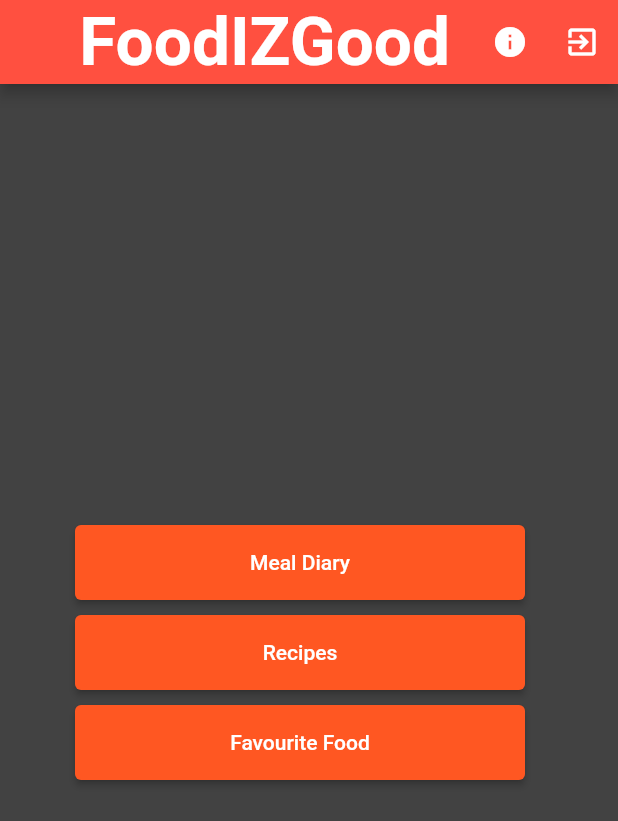
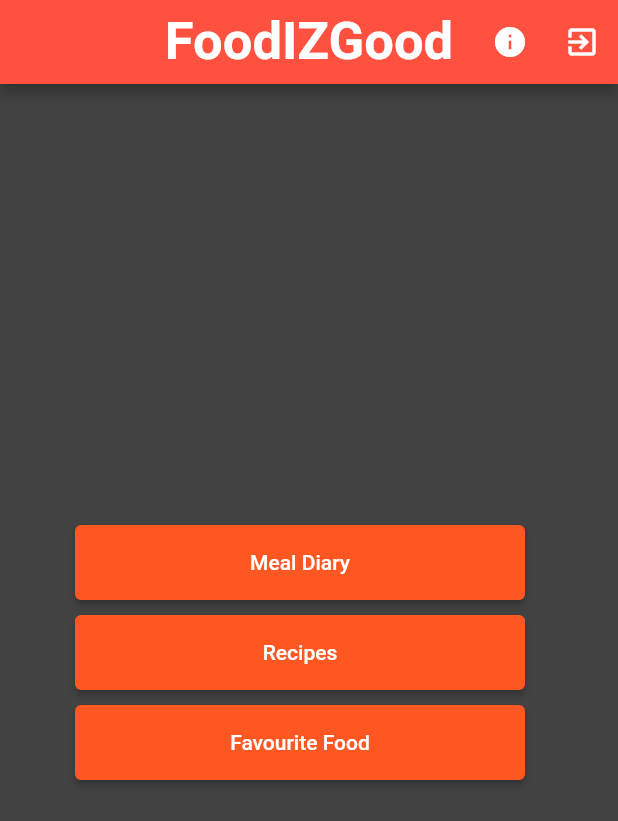
Before and after one commit to aNnAm2606/Mobiles_Task2, a Flutter app: the screen it shows once a user with an empty profile is signed in, on a phone screen of 412 x 824 dp. Shown: the top 821 px of the screen. Run offline on Flutter 3.47's test engine with Material 2 defaults, Android fonts, the phone set to English and light mode, and no system bars; our stand-ins replace cloud_firestore, firebase_auth, firebase_core, fluttertoast; accounts and stored records are empty.

Commit message:
FIXED issues

```diff
--- a/lib/main.dart
+++ b/lib/main.dart
@@ -6,7 +6,6 @@ import 'package:deliverabl1task_2/screens/loading.dart';
 import 'package:deliverabl1task_2/screens/main_screen.dart';
 import 'package:deliverabl1task_2/screens/favourite_food.dart';
 import 'package:deliverabl1task_2/screens/login_register.dart';
-import 'package:deliverabl1task_2/screens/loading.dart';
 import 'package:deliverabl1task_2/services/auth.dart';
 import 'package:deliverabl1task_2/services/users.dart';
 import 'package:flutter/material.dart';
@@ -41,12 +40,12 @@ class MyApp extends StatelessWidget {
         initialRoute: '/',
         routes: {
           '/': (context) => const LoadingPage(),
-          //const MainScreen(),
+          '/main': (context) => const MainScreen(),
           '/todo': (context) => const FavouriteFood(),
-          '/tryings': (context) => DishScreen(),
+          '/tryings': (context) => const DishScreen(),
           '/about': (context) => const About(),
           '/day': (context) => DayScreen(),
-          '/login': (context) => AuthorizationPage(),
+          '/login': (context) => const AuthorizationPage(),
         },
       ),
     );
--- a/lib/screens/dish_screen.dart
+++ b/lib/screens/dish_screen.dart
@@ -1,7 +1,3 @@
-// ignore_for_file: prefer_const_constructors_in_immutables
-
-import 'dart:html';
-
 import 'package:flutter/material.dart';
 
 import '../model/food.dart';
--- a/lib/screens/main_screen.dart
+++ b/lib/screens/main_screen.dart
@@ -12,10 +12,10 @@ class MainScreen extends StatelessWidget {
         title: const Text(
           'FoodIZGood',
           style: TextStyle(
-              fontSize: 45, fontWeight: FontWeight.bold, color: Colors.white),
+              fontSize: 35, fontWeight: FontWeight.bold, color: Colors.white),
         ),
         centerTitle: true,
-        backgroundColor: Color.fromARGB(255, 255, 80, 64),
+        backgroundColor: const Color.fromARGB(255, 255, 80, 64),
         actions: [
           IconButton(
             icon: const Icon(Icons.info),
@@ -62,7 +62,9 @@ class MainScreen extends StatelessWidget {
         onPressed: () {
           Navigator.pushNamed(context, '/$screen');
         },
-        child: Text(buttonName),
+        child: Text(
+          buttonName,
+        ),
       ),
     );
   }
--- a/lib/services/auth.dart
+++ b/lib/services/auth.dart
@@ -12,6 +12,7 @@ class AuthService {
       User? user = result.user;
       return AuthUser.fromFirebase(user!);
     } on FirebaseException catch (error) {
+      // ignore: avoid_print
       print(error);
       return null;
     }
@@ -25,6 +26,7 @@ class AuthService {
       User? user = result.user;
       return AuthUser.fromFirebase(user!);
     } on FirebaseException catch (error) {
+      // ignore: avoid_print
       print(error);
       return null;
     }
```
Also changed, not shown: lib/screens/login_register.dart (+4 -6 lines), lib/services/user.dart (deleted).
